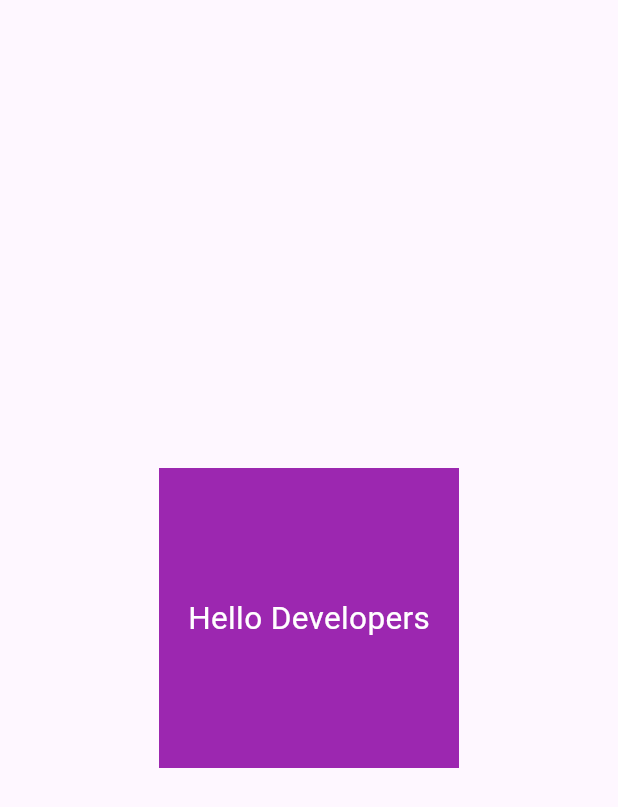
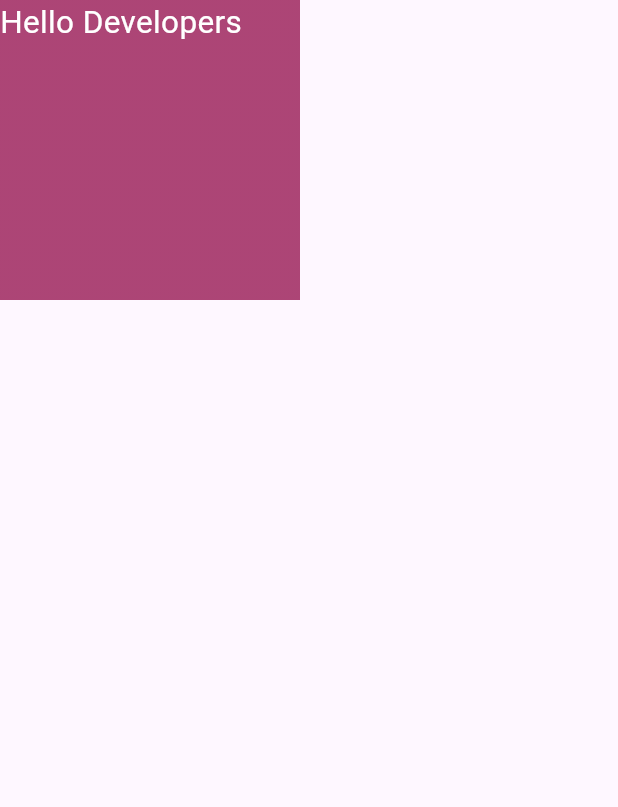
Before and after one commit to UzmiSoftwareEng/Learning_Professional_Flutter_from_Udemy, a Flutter app: the screen it shows after launch, on a phone screen of 412 x 824 dp. Shown: the top 807 px of the screen. Run offline on Flutter 3.47's test engine with Material 3 defaults, Android fonts, the phone set to English and light mode, and no system bars.

Commit message:
Adding color in container for making Ui attractive

```diff
--- a/day_5/lib/main.dart
+++ b/day_5/lib/main.dart
@@ -4,19 +4,32 @@ void main() {
   runApp(
     MaterialApp(
       home:Scaffold(
-        body: Center(
-          child: Container(
-              width: 200,
-            height: 200,
-            color: Colors.purple,
-              child: Center(
-                  child: Text("Hello Developers",
-                  style: TextStyle(fontSize: 21,
-                      color: Colors.white),),
-              ),
-            ),
-        ),
-        ),
+        body: GradientWidget(),
       ),
+    ),
   );
+      }
+class GradientWidget extends StatelessWidget{
+
+  @override
+  Widget build(BuildContext context) {
+    return Container(
+    width: 200,
+    height: 200,
+          decoration: BoxDecoration(
+            gradient: LinearGradient(
+                colors: [
+                  Color.fromARGB(200, 150, 20, 80),
+            Color.fromARGB(200, 150, 20, 80),
+            ],
+              begin: Alignment.bottomRight,
+              end: Alignment.topRight
+          ),),
+          child: Text("Hello Developers",
+          style: TextStyle(fontSize: 21,
+          color: Colors.white),
+          ),
+    );
+  }
+
 }
```
